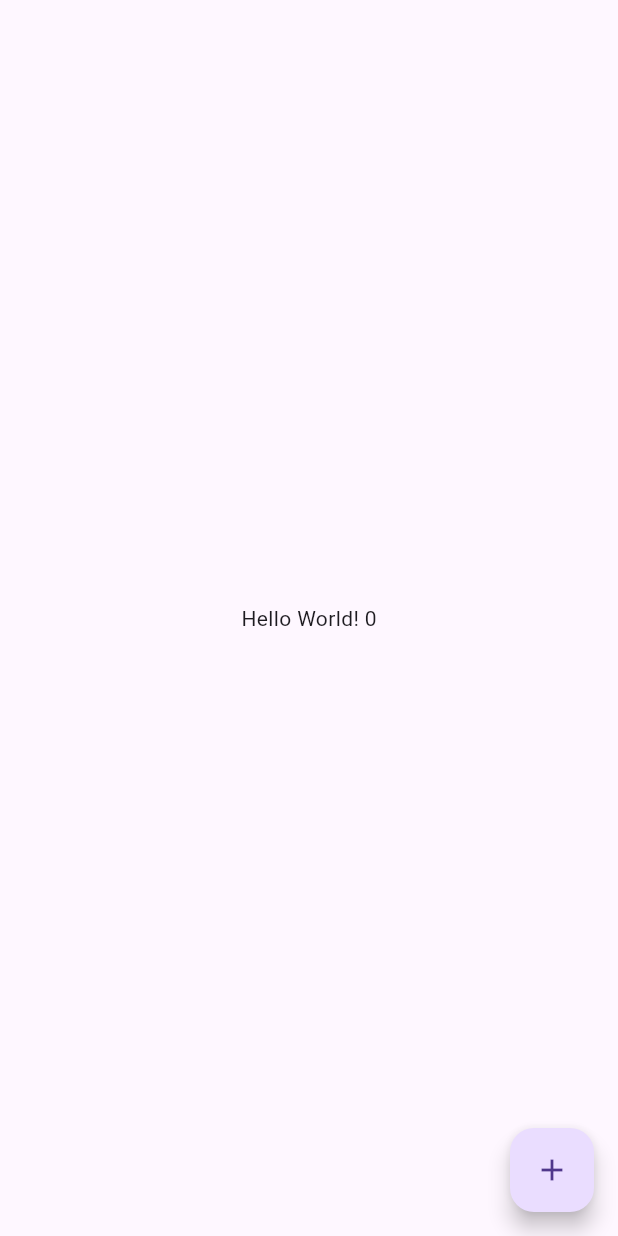
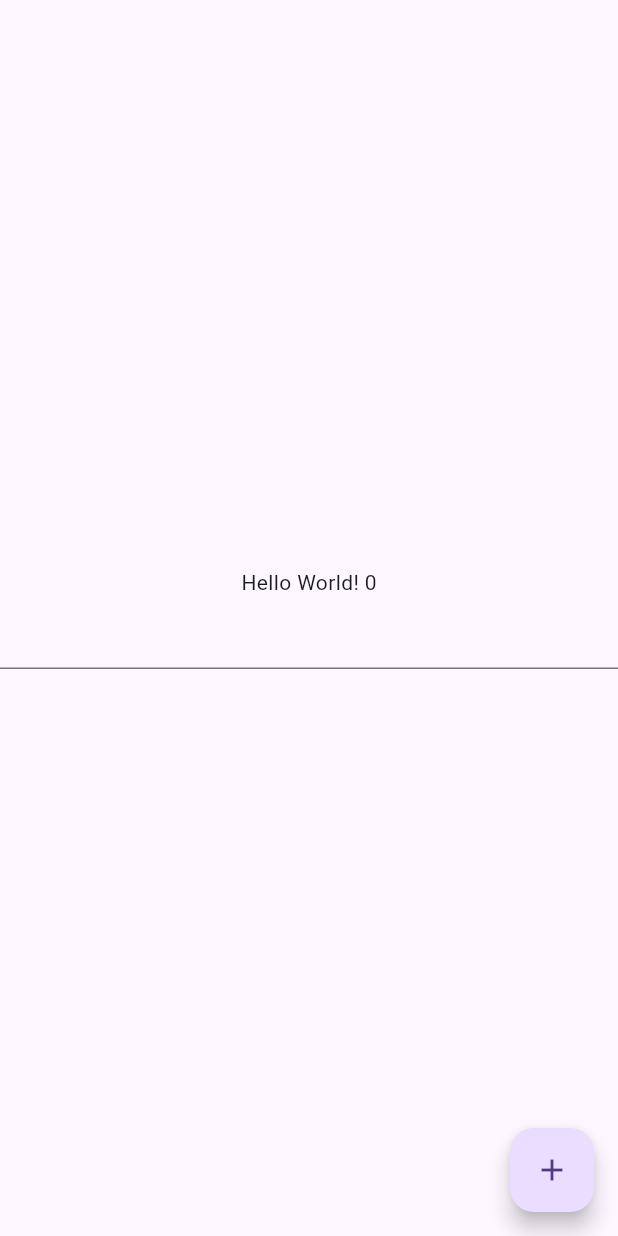
Before and after one commit to HaloWang/halo_state, a Flutter app: the screen it shows after launch, on a phone screen of 412 x 824 dp. Run offline on Flutter 3.47's test engine with Material 3 defaults, Android fonts, the phone set to English and light mode, and no system bars; our stand-ins replace flutter_riverpod, package_info_plus.

Commit message:
Code optimization

```diff
--- a/example/lib/main.dart
+++ b/example/lib/main.dart
@@ -21,11 +21,16 @@ class MainApp extends StatelessWidget {
 
 class _Scaffold extends ConsumerWidget {
   static final v = qs(0);
+  static final _focusNode = FocusNode();
 
   const _Scaffold();
 
   void _onPressed() {
     v.ua(1);
+  }
+
+  void _onTap() {
+    _focusNode.unfocus();
   }
 
   @override
@@ -36,8 +41,22 @@ class _Scaffold extends ConsumerWidget {
         onPressed: _onPressed,
         child: Icon(Icons.add),
       ),
-      body: Center(
-        child: Text('Hello World! $v'),
+      body: GestureDetector(
+        onTap: _onTap,
+        child: Container(
+          color: Colors.transparent,
+          child: Column(
+            mainAxisAlignment: MainAxisAlignment.center,
+            children: [
+              Center(
+                child: Text('Hello World! $v'),
+              ),
+              TextField(
+                focusNode: _focusNode,
+              ),
+            ],
+          ),
+        ),
       ),
     );
   }
--- a/example/pubspec.yaml
+++ b/example/pubspec.yaml
@@ -14,6 +14,7 @@ dependencies:
     path: ../
 
   flutter_riverpod:
+  package_info_plus:
 
 dev_dependencies:
   flutter_test:
--- a/pubspec.yaml
+++ b/pubspec.yaml
@@ -1,6 +1,6 @@
 name: halo_state
 description: Personal flutter state management package
-version: 0.0.3
+version: 0.0.4
 homepage:
 
 environment:
@@ -14,7 +14,7 @@ dependencies:
   collection: # https://pub.dev/packages/collection
   flutter_riverpod: # https://pub.dev/packages/flutter_riverpod
   halo: # https://pub.dev/packages/halo
-  package_info_plus: # https://pub.dev/packages/package_info
+  package_info_plus: # https://pub.dev/packages/package_info_plus
   path_provider: # https://pub.dev/packages/path_provider
   riverpod: # https://pub.dev/packages/riverpod
 
```
Also changed, not shown: lib/src/raw_app.dart (+44 -23 lines), example/pubspec.lock, 9 other files.
